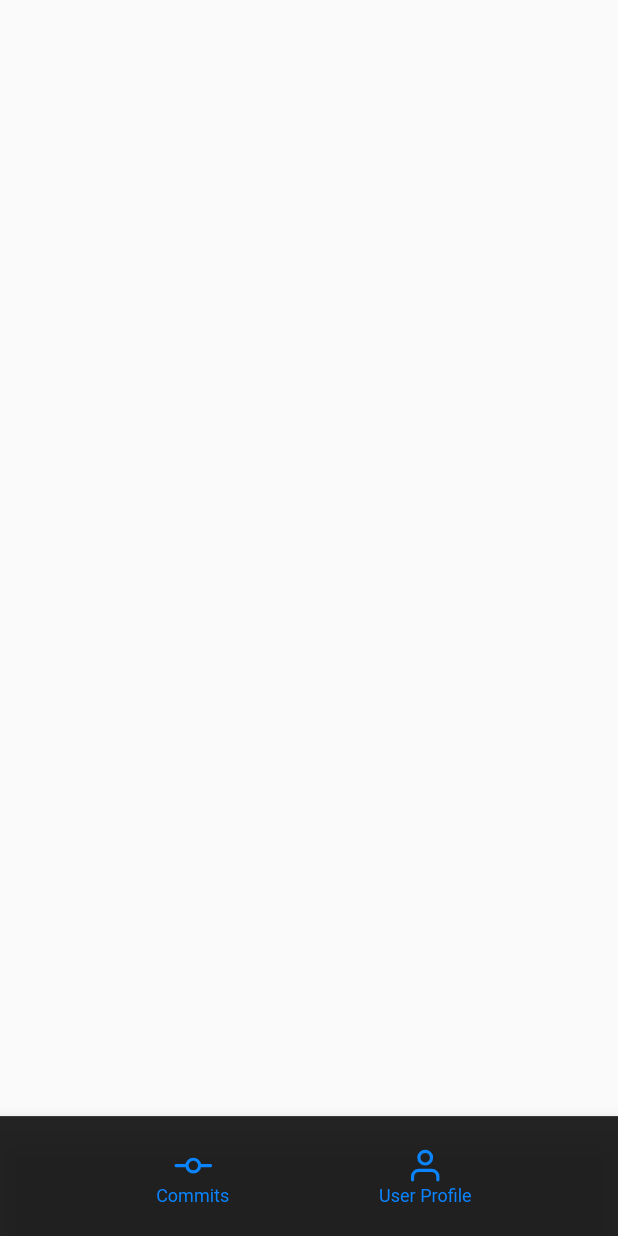
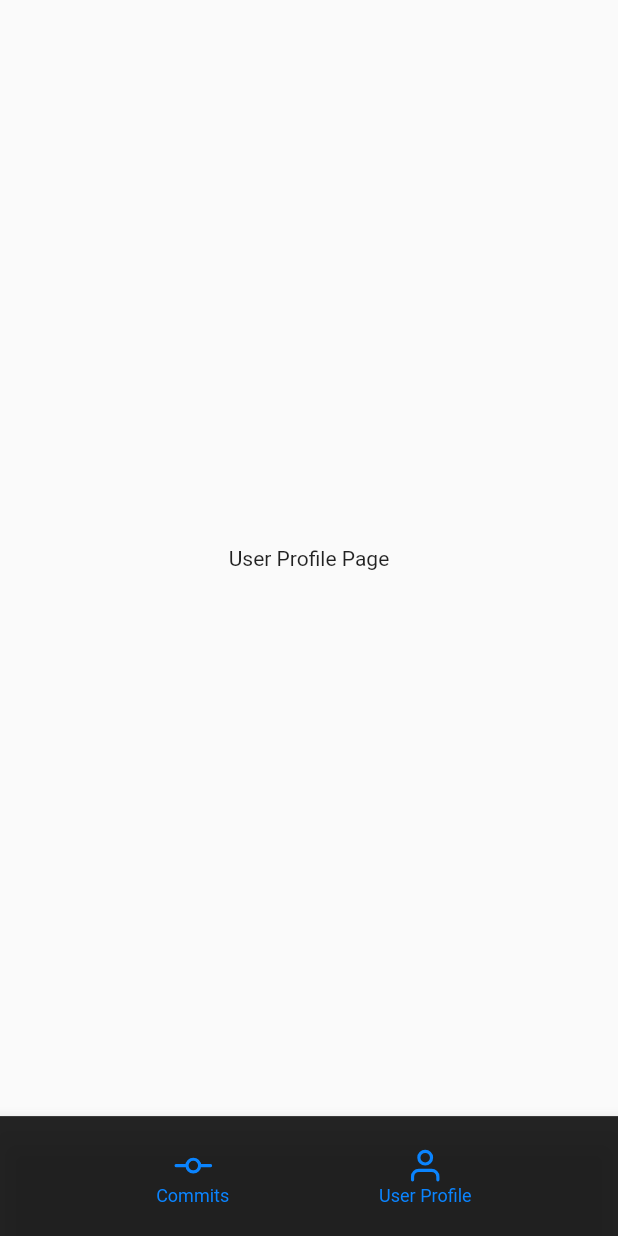
Before and after one commit to atiqrs/gtaf_ui_test, a Flutter app: the screen it shows after launch, after a tap on "User Profile", on a phone screen of 412 x 824 dp. Run offline on Flutter 3.47's test engine with Material 2 defaults, Android fonts, the phone set to English and light mode, and no system bars; our stand-ins replace flutter_svg.

```diff
--- /dev/null
+++ b/lib/features/commit_list/presentation/pages/commit_page.dart
@@ -0,0 +1,19 @@
+import 'package:flutter/material.dart';
+
+class CommitPage extends StatefulWidget {
+  const CommitPage({Key? key}) : super(key: key);
+
+  @override
+  State<CommitPage> createState() => _CommitPageState();
+}
+
+class _CommitPageState extends State<CommitPage> {
+  @override
+  Widget build(BuildContext context) {
+    return const Scaffold(
+      body: Center(
+        child: Text('Commit Page'),
+      ),
+    );
+  }
+}
--- /dev/null
+++ b/lib/features/user_profile/presentation/pages/user_profile_page.dart
@@ -0,0 +1,19 @@
+import 'package:flutter/material.dart';
+
+class UserProfilePage extends StatefulWidget {
+  const UserProfilePage({Key? key}) : super(key: key);
+
+  @override
+  State<UserProfilePage> createState() => _UserProfilePageState();
+}
+
+class _UserProfilePageState extends State<UserProfilePage> {
+  @override
+  Widget build(BuildContext context) {
+    return const Scaffold(
+      body: Center(
+        child: Text('User Profile Page'),
+      ),
+    );
+  }
+}
--- a/lib/home/home.dart
+++ b/lib/home/home.dart
@@ -1,4 +1,6 @@
 import 'package:flutter/material.dart';
+import '../features/commit_list/presentation/pages/commit_page.dart';
+import '../features/user_profile/presentation/pages/user_profile_page.dart';
 
 import '../core/util/colors.dart';
 import '../core/util/constants.dart';
@@ -28,8 +30,8 @@ class _MyHomePageState extends State<MyHomePage> {
       body: IndexedStack(
         index: _currentIndex,
         children: const [
-          // CommitPage(),
-          // UserProfilePage(),
+          CommitPage(),
+          UserProfilePage(),
         ],
       ),
       bottomNavigationBar: BottomAppBar(
```
